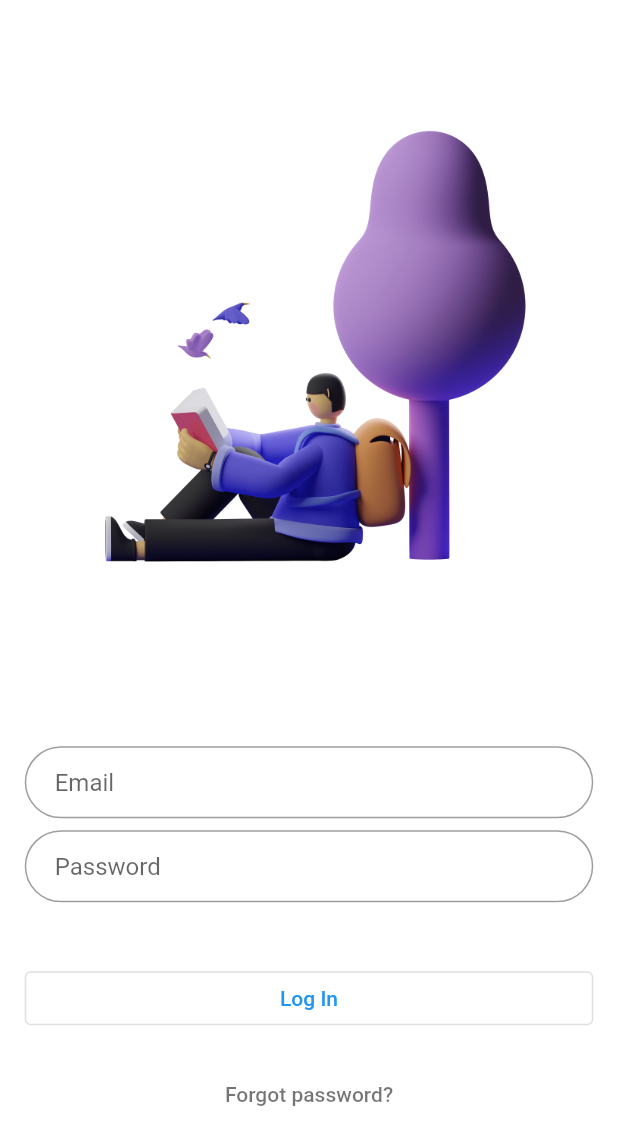
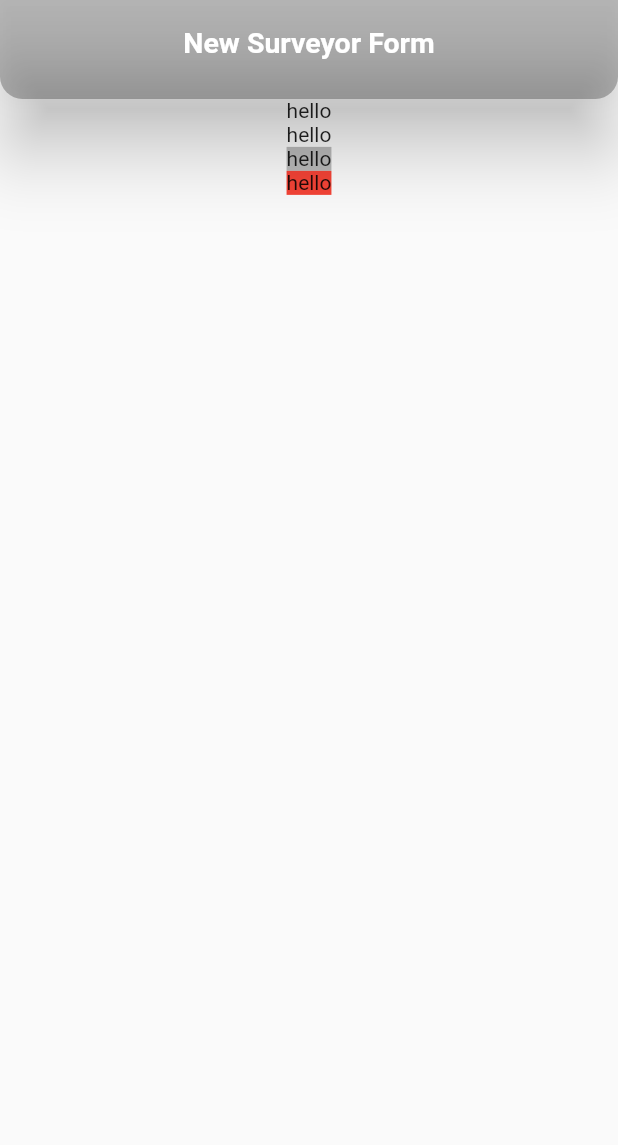
Before and after one commit to piyushwani004/medical_servey_app, a Flutter app: the screen it shows after launch, on a phone screen of 412 x 824 dp. Shown: the top 1145 px of the screen. Run offline on Flutter 3.47's test engine with Material 2 defaults, Android fonts, the phone set to English and light mode, and no system bars; our stand-ins replace google_fonts.

Commit message:
sliver and custom body

```diff
--- a/lib/main.dart
+++ b/lib/main.dart
@@ -1,4 +1,5 @@
 import 'package:flutter/material.dart';
+import 'package:medical_servey_app/pages/Admin/new_surveyor_form.dart';
 import 'package:medical_servey_app/pages/auth/login.dart';
 
 void main() {
@@ -14,7 +15,7 @@ class MyApp extends StatelessWidget {
       theme: ThemeData(
         primarySwatch: Colors.blue,
       ),
-      home: LoginPage(),
+      home: NewSurveyorForm(),
     );
   }
 }
--- /dev/null
+++ b/lib/pages/Admin/new_surveyor_form.dart
@@ -0,0 +1,46 @@
+import "package:flutter/material.dart";
+import 'package:medical_servey_app/widgets/CustomScrollViewBody.dart';
+import 'package:medical_servey_app/widgets/top_sliver_app_bar.dart';
+
+class NewSurveyorForm extends StatefulWidget {
+  const NewSurveyorForm({Key? key}) : super(key: key);
+
+  @override
+  _NewSurveyorFormState createState() => _NewSurveyorFormState();
+}
+
+class _NewSurveyorFormState extends State<NewSurveyorForm> {
+  var width, height;
+
+  @override
+  Widget build(BuildContext context) {
+    width = MediaQuery.of(context).size.width;
+    height = MediaQuery.of(context).size.height;
+    return Scaffold(
+      body: CustomScrollView(
+        slivers: [
+          TopSliverAppBar(mHeight: height, text: "New Surveyor Form"),
+          CustomScrollViewBody(bodyWidget: body())
+        ],
+      ),
+    );
+  }
+}
+
+Widget body() {
+  return Column(
+    children: [
+      Text("hello"),
+      Text("hello"),
+      Container(
+        color: Colors.black26,
+        child: Text("hello"),
+      ),
+      Container(
+        color: Colors.red,
+        child: Text("hello"),
+
+      )
+    ],
+  );
+}
--- a/lib/widgets/CustomScrollViewBody.dart
+++ b/lib/widgets/CustomScrollViewBody.dart
@@ -3,7 +3,7 @@ import "package:flutter/material.dart";
 import 'common.dart';
 
 class CustomScrollViewBody extends StatefulWidget {
-  final  bodyWidget;
+  final Widget bodyWidget;
   const CustomScrollViewBody({Key? key,required this.bodyWidget}) : super(key: key);
 
   @override
@@ -21,7 +21,7 @@ class _CustomScrollViewBodyState extends State<CustomScrollViewBody> {
         [
           Padding(
             padding: Common.leftRightPadding(mHeight: height),
-            child: widget.bodyWidget(),
+            child: widget.bodyWidget,
           )
         ],
       ),
```
Also changed, not shown: lib/pages/Admin/raw_pages.dart (deleted), lib/pages/Surveyor/raw_page.dart (deleted).
